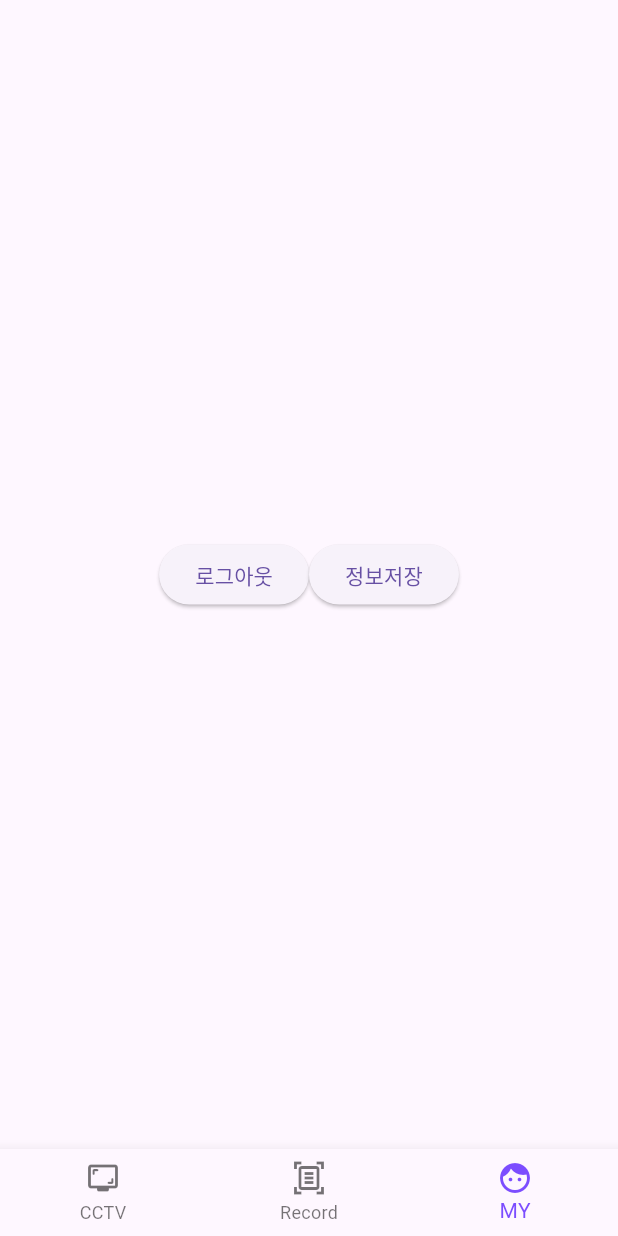
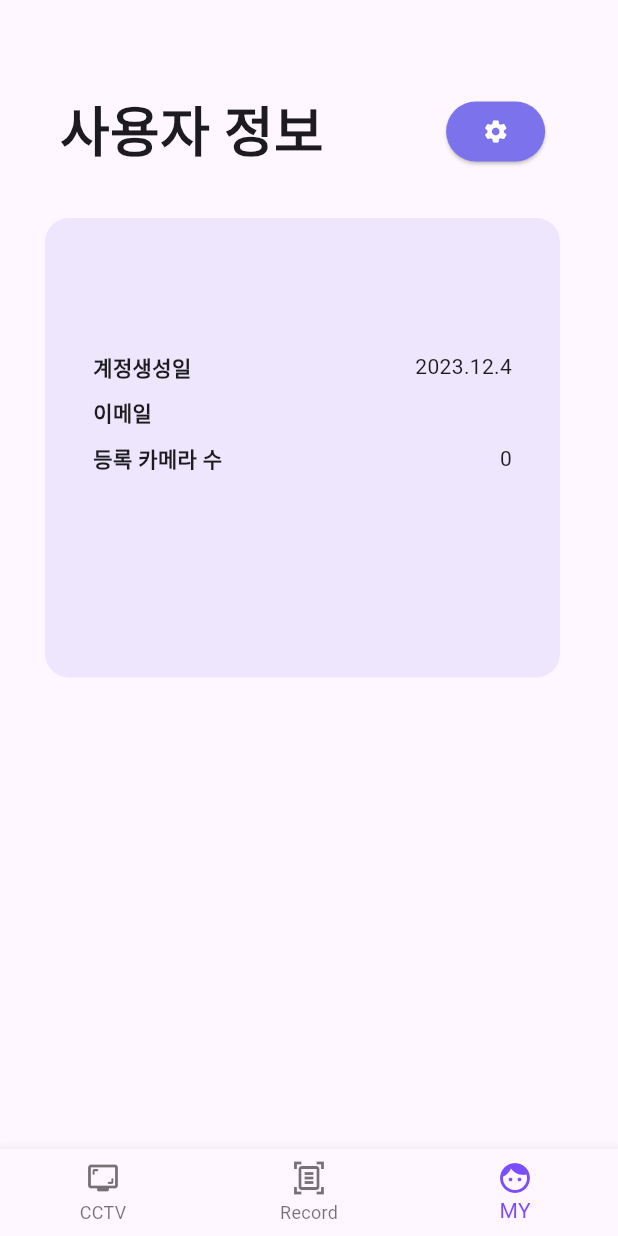
Before and after one commit to JinPyoK/magic_eye, a Flutter app: the NaviScreen screen opened by its route, item 3 of the bottom bar chosen, on a phone screen of 412 x 824 dp. Run offline on Flutter 3.47's test engine with Material 3 defaults, Android fonts, the phone set to English and light mode, and no system bars; our stand-ins replace dio, firebase_auth, firebase_core, firebase_database, google_sign_in, string_validator; accounts and stored records are empty; generated files the repository leaves out were written again.

Commit message:
main provider

```diff
--- a/lib/Firebase/auth.dart
+++ b/lib/Firebase/auth.dart
@@ -28,6 +28,24 @@ String getUID() {
 String getDisplayName() {
   if (_auth.currentUser != null) {
     return _auth.currentUser!.displayName!;
+  } else {
+    return '';
+  }
+}
+
+String getCreationTime() {
+  if (_auth.currentUser != null) {
+    DateTime dt = _auth.currentUser!.metadata.creationTime!;
+    String creationTime = '${dt.year}.${dt.month}.${dt.day}';
+    return creationTime;
+  } else {
+    return '';
+  }
+}
+
+String getEmail() {
+  if (_auth.currentUser != null) {
+    return _auth.currentUser!.email!;
   } else {
     return '';
   }
--- a/lib/MagicEyeView/CCTVScreen/cctv_provider.dart
+++ b/lib/MagicEyeView/CCTVScreen/cctv_provider.dart
@@ -1,4 +1,4 @@
-import 'package:flutter/foundation.dart';
+import 'package:flutter/material.dart';
 import 'package:dio/dio.dart';
 import 'package:magic_eye/Firebase/database.dart';
 
--- /dev/null
+++ b/lib/MagicEyeView/MyPageScreen/myPage_mainBar.dart
@@ -0,0 +1,35 @@
+import 'package:flutter/material.dart';
+import 'package:magic_eye/MagicEyeView/MyPageScreen/myPage_setting.dart';
+
+class MyPageMainBar extends StatelessWidget {
+  final double width;
+
+  const MyPageMainBar(this.width, {super.key});
+
+  @override
+  Widget build(BuildContext context) {
+    return Row(
+      children: [
+        SizedBox(
+          width: width / 1.6,
+          child: const Text(
+            "사용자 정보",
+            style: TextStyle(fontSize: 36, fontWeight: FontWeight.bold),
+          ),
+        ),
+        ElevatedButton(
+            style: ElevatedButton.styleFrom(
+              backgroundColor: const Color(0xff7C72EC),
+            ),
+            onPressed: () {
+              Navigator.push(context,
+                  MaterialPageRoute(builder: (_) => const MyPageSetting()));
+            },
+            child: const Icon(
+              Icons.settings,
+              color: Colors.white,
+            ))
+      ],
+    );
+  }
+}
--- /dev/null
+++ b/lib/MagicEyeView/MyPageScreen/myPage_screen.dart
@@ -0,0 +1,43 @@
+import 'package:flutter/material.dart';
+import 'package:magic_eye/MagicEyeView/MyPageScreen/myPage_mainBar.dart';
+import 'package:magic_eye/MagicEyeView/MyPageScreen/myPage_userInfo.dart';
+
+class MyPageScreen extends StatefulWidget {
+  const MyPageScreen({super.key});
+
+  @override
+  State<MyPageScreen> createState() => _MyPageScreenState();
+}
+
+class _MyPageScreenState extends State<MyPageScreen> {
+  @override
+  Widget build(BuildContext context) {
+    return MaterialApp(
+      home: Scaffold(body: LayoutBuilder(
+        builder: (_, box) {
+          final width = box.maxWidth;
+          final height = box.maxHeight;
+          return Padding(
+            padding: const EdgeInsets.all(30),
+            child: Row(
+              children: [
+                Column(
+                  children: [
+                    SizedBox(
+                      height: height / 25,
+                    ),
+                    MyPageMainBar(width),
+                    SizedBox(
+                      height: height / 25,
+                    ),
+                    MyPageUserInfo(width, height)
+                  ],
+                )
+              ],
+            ),
+          );
+        },
+      )),
+    );
+  }
+}
--- /dev/null
+++ b/lib/MagicEyeView/MyPageScreen/myPage_userInfo.dart
@@ -0,0 +1,84 @@
+import 'package:flutter/material.dart';
+import 'package:magic_eye/Firebase/auth.dart';
+import 'package:magic_eye/MagicEyeView/main_provider.dart';
+import 'package:provider/provider.dart';
+
+class MyPageUserInfo extends StatefulWidget {
+  final double width;
+  final double height;
+
+  const MyPageUserInfo(this.width, this.height, {super.key});
+
+  @override
+  State<MyPageUserInfo> createState() => _MyPageUserInfoState();
+}
+
+class _MyPageUserInfoState extends State<MyPageUserInfo> {
+  @override
+  Widget build(BuildContext context) {
+    return Container(
+      width: widget.width / 1.2,
+      height: widget.height / 2.5,
+      decoration: BoxDecoration(
+        color: const Color(0x207C72EC),
+        borderRadius: BorderRadius.circular(16),
+      ),
+      child: Padding(
+        padding: const EdgeInsets.all(16),
+        child: Column(
+          children: [
+            SizedBox(
+              height: widget.height / 40,
+            ),
+            renderUserName(widget.width),
+            const SizedBox(
+              height: 20,
+            ),
+            renderRowWith('계정생성일', Text(getCreationTime())),
+            const SizedBox(
+              height: 10,
+            ),
+            renderRowWith('이메일', Text(getEmail())),
+            const SizedBox(
+              height: 10,
+            ),
+            renderRowWith('등록 카메라 수',
+                Text(context.watch<MainProvider>().cctvs.length.toString())),
+          ],
+        ),
+      ),
+    );
+  }
+}
+
+renderUserName(double width) {
+  return Row(
+    mainAxisAlignment: MainAxisAlignment.center,
+    children: [
+      SizedBox(
+        width: width / 2,
+        child: Text(
+          getDisplayName(),
+          style: const TextStyle(fontWeight: FontWeight.bold, fontSize: 24),
+          overflow: TextOverflow.ellipsis,
+        ),
+      )
+    ],
+  );
+}
+
+renderRowWith(String key, Widget value) {
+  return Padding(
+    padding: const EdgeInsets.symmetric(horizontal: 16),
+    child: Row(
+      mainAxisAlignment: MainAxisAlignment.spaceBetween,
+      children: [
+        Text(
+          key,
+          style: const TextStyle(fontWeight: FontWeight.bold),
+        ),
+        value,
+      ],
+    ),
+  );
+}
--- a/lib/MagicEyeView/MyPageScreen/my_page_screen.dart
+++ /dev/null
@@ -1,73 +0,0 @@
-import 'package:flutter/material.dart';
-import 'package:magic_eye/Firebase/auth.dart';
-import 'package:magic_eye/Firebase/database.dart';
-
-class MyPageScreen extends StatefulWidget {
-  const MyPageScreen({super.key});
-
-  @override
-  State<MyPageScreen> createState() => _MyPageScreenState();
-}
-
-class _MyPageScreenState extends State<MyPageScreen> {
-  @override
-  Widget build(BuildContext context) {
-    navFunction() {
-      Navigator.pushNamedAndRemoveUntil(
-          context, "/Login/SignIn", (route) => false);
-    }
-
-    return Scaffold(
-      body: Center(
-        child: Row(
-          mainAxisAlignment: MainAxisAlignment.center,
-          children: [
-            ElevatedButton(
-                onPressed: () async {
-                  setState(() {
-                    signOutLoading = true;
-                  });
-
-                  await signOut();
-                  setState(() {
-                    signOutLoading = false;
-                  });
-                  navFunction();
-                },
-                child: signOutLoading
-                    ? const CircularProgressIndicator(
-                        color: Colors.black,
-                      )
-                    : const Text("로그아웃")),
-            ElevatedButton(
-                onPressed: () async {
-                  await updateDB({
-                    'anormals': [
-                      {
-                        'date': "2023-09-18 09:45",
-                        'cam': "cam1",
-                        'type': 'occupy',
-                        'videoURL': 'videoURL1'
-                      },
-                      {
-                        'date': "2023-05-23 17:12",
-                        'cam': "cam1",
-                        'type': 'theft',
-                        'videoURL': 'videoURL2'
-                      },
-                      {
-                        'date': "2022-07-02 15:36",
-                        'cam': "cam2",
-                        'type': 'break',
-                        'videoURL': 'videoURL3'
-                      },
-                    ]
-                  });
-                },
-                child: const Text("정보저장")),
-          ],
-        ),
-      ),
-    );
-  }
-}
--- a/lib/MagicEyeView/RecordScreen/record_item.dart
+++ b/lib/MagicEyeView/RecordScreen/record_item.dart
@@ -1,6 +1,7 @@
 import 'package:flutter/material.dart';
 import 'package:magic_eye/MagicEyeView/RecordScreen/record_provider.dart';
 import 'package:magic_eye/MagicEyeView/RecordScreen/record_video.dart';
+import 'package:magic_eye/MagicEyeView/main_provider.dart';
 import 'package:provider/provider.dart';
 
 class RecordItem extends StatefulWidget {
@@ -208,7 +209,7 @@ renderDeleteButton(BuildContext context, String date, String cam, String type,
                           backgroundColor: Colors.redAccent),
                       onPressed: () {
                         context
-                            .read<RecordProvider>()
+                            .read<MainProvider>()
                             .deleteData(date, cam, type, videoURL);
                         context.read<RecordProvider>().dataCollapse(controller);
                         Navigator.pop(context);
--- a/lib/MagicEyeView/RecordScreen/record_list.dart
+++ b/lib/MagicEyeView/RecordScreen/record_list.dart
@@ -1,7 +1,7 @@
 import 'package:flutter/material.dart';
 import 'package:provider/provider.dart';
 import 'record_item.dart';
-import 'record_provider.dart';
+import 'package:magic_eye/MagicEyeView/main_provider.dart';
 
 class RecordList extends StatefulWidget {
   final double width;
@@ -17,7 +17,7 @@ class _RecordListState extends State<RecordList> {
   @override
   Widget build(BuildContext context) {
     return Builder(builder: (context) {
-      List<dynamic> recordData = context.watch<RecordProvider>().records;
+      List<dynamic> recordData = context.watch<MainProvider>().records;
       return Container(
           width: widget.width / 1.2,
           height: widget.height / 1.4,
@@ -25,7 +25,7 @@ class _RecordListState extends State<RecordList> {
             borderRadius: BorderRadius.circular(12),
             color: const Color(0x207C72EC),
           ),
-          child: context.watch<RecordProvider>().refresh
+          child: context.watch<MainProvider>().refresh
               ? const Center(
                   child: CircularProgressIndicator(
                     color: Colors.black,
--- a/lib/MagicEyeView/RecordScreen/record_main_bar.dart
+++ b/lib/MagicEyeView/RecordScreen/record_mainBar.dart
@@ -1,6 +1,6 @@
 import 'package:flutter/material.dart';
 import 'package:provider/provider.dart';
-import 'record_provider.dart';
+import 'package:magic_eye/MagicEyeView/main_provider.dart';
 
 class RecordMainBar extends StatelessWidget {
   final double width;
@@ -23,7 +23,7 @@ class RecordMainBar extends StatelessWidget {
               backgroundColor: const Color(0xff7C72EC),
             ),
             onPressed: () {
-              context.read<RecordProvider>().refreshRecordData();
+              context.read<MainProvider>().refreshRecordData();
             },
             child: const Icon(
               Icons.refresh,
--- a/lib/MagicEyeView/RecordScreen/record_screen.dart
+++ b/lib/MagicEyeView/RecordScreen/record_screen.dart
@@ -2,7 +2,7 @@ import 'package:flutter/material.dart';
 import 'package:magic_eye/MagicEyeView/RecordScreen/record_list.dart';
 import 'package:provider/provider.dart';
 import 'record_provider.dart';
-import 'record_main_bar.dart';
+import 'record_mainBar.dart';
 
 class RecordScreen extends StatelessWidget {
   const RecordScreen({super.key});
--- /dev/null
+++ b/lib/MagicEyeView/main_provider.dart
@@ -0,0 +1,38 @@
+import 'package:flutter/material.dart';
+import 'user_info.dart';
+import 'package:magic_eye/Firebase/database.dart';
+
+late UserInfo us;
+
+class MainProvider extends ChangeNotifier {
+  UserInfo userInfo = us;
+  List<dynamic> records = List.from(us.anormals);
+  List<dynamic> cctvs = List.from(us.cctvs);
+
+  bool refresh = false;
+
+  Future<void> refreshRecordData() async {
+    refresh = true;
+    notifyListeners();
+    us = await getDB();
+    records = List.from(us.anormals);
+    cctvs = List.from(us.cctvs);
+    refresh = false;
+    notifyListeners();
+  }
+
+  void deleteData(String date, String cam, String type, String videoURL) {
+    records.removeAt(records.indexWhere((record) {
+      if (record['date'] == date &&
+          record['cam'] == cam &&
+          record['type'] == type &&
+          record['videoURL'] == videoURL) {
+        return true;
+      } else {
+        return false;
+      }
+    }));
+    updateDB({'anormals': records});
+    notifyListeners();
+  }
+}
--- a/lib/MagicEyeView/navi_screen.dart
+++ b/lib/MagicEyeView/navi_screen.dart
@@ -1,10 +1,12 @@
 import 'package:flutter/material.dart';
 import 'package:magic_eye/MagicEyeView/CCTVScreen/cctv_screen.dart';
-import 'package:magic_eye/MagicEyeView/MyPageScreen/my_page_screen.dart';
+import 'package:magic_eye/MagicEyeView/MyPageScreen/myPage_screen.dart';
 import 'package:magic_eye/MagicEyeView/RecordScreen/record_screen.dart';
 import 'package:magic_eye/MagicEyeView/user_info.dart';
 import 'package:magic_eye/MagicEyeView/CCTVScreen/cctv_provider.dart';
 import 'package:magic_eye/MagicEyeView/RecordScreen/record_provider.dart';
+import 'package:provider/provider.dart';
+import 'main_provider.dart';
 
 class NaviScreen extends StatefulWidget {
   const NaviScreen({super.key});
@@ -35,7 +37,9 @@ class _NaviScreenState extends State<NaviScreen> {
 
   @override
   Widget build(BuildContext context) {
-    return FutureBuilder(
+    return MultiProvider(
+      providers: [ChangeNotifierProvider(create: (_) => MainProvider())],
+      child: FutureBuilder(
           future: user,
           builder: (_, snapshot) {
             if (!snapshot.hasData) {
@@ -53,6 +57,7 @@ class _NaviScreenState extends State<NaviScreen> {
                 ),
               );
             } else {
+              us = snapshot.data!;
               var json = snapshot.data!.toJson();
               cctvsFromJson = List.from(json['cctvs']);
               recordsFromJson = List.from(json['anormals']);
@@ -83,6 +88,7 @@ class _NaviScreenState extends State<NaviScreen> {
                 ),
               );
             }
-        });
+          }),
+    );
   }
 }
```
Also changed, not shown: lib/MagicEyeView/MyPageScreen/myPage_setting.dart (added, +20 -0 lines), lib/MagicEyeView/MyPageScreen/temp_button.dart (added, +69 -0 lines), lib/MagicEyeView/RecordScreen/record_provider.dart (+0 -26 lines). Lines whose indentation alone changed are shown as unchanged.
